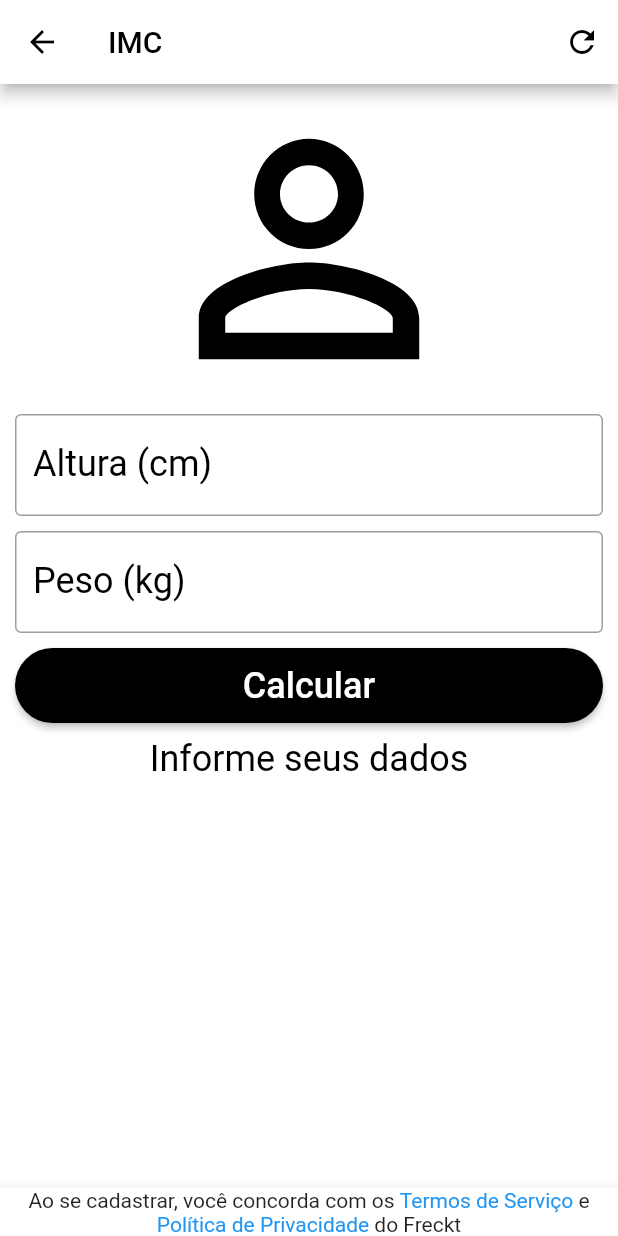
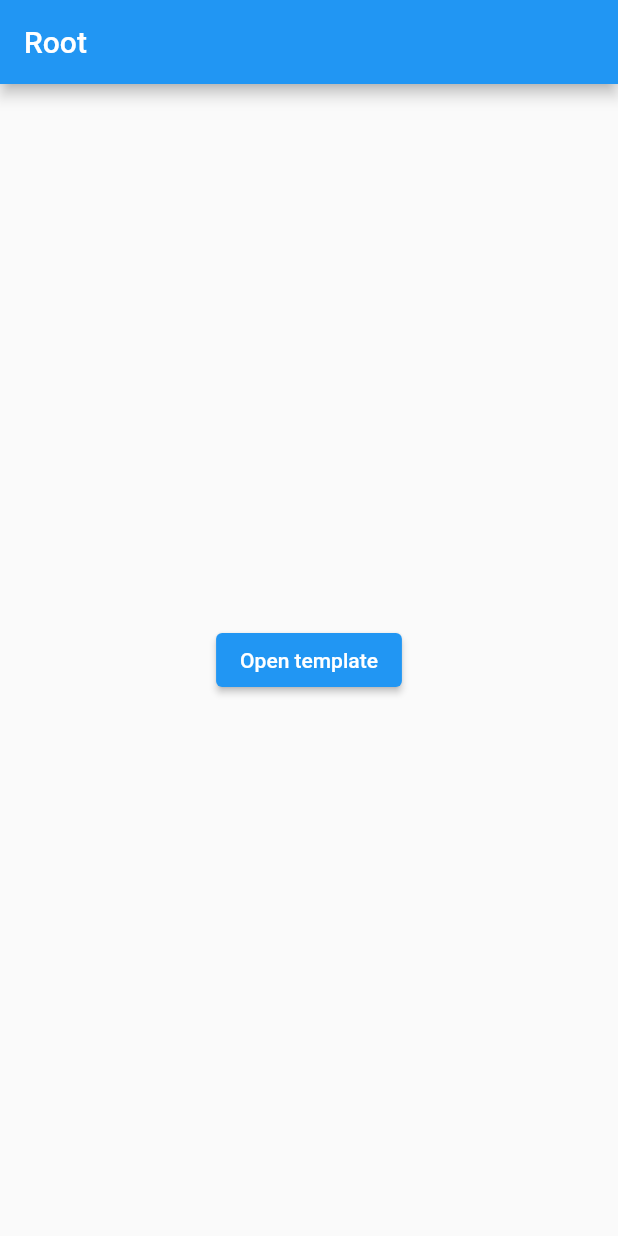
Before and after one commit to Marina751/DiagramaAcoplamento, a Flutter app: the screen it shows after launch, on a phone screen of 412 x 824 dp. Run offline on Flutter 3.47's test engine with Material 2 defaults, Android fonts, the phone set to English and light mode, and no system bars.

Commit message:
template

```diff
--- a/src/jb-sprint_0/form_scream_test/lib/main.dart
+++ b/src/jb-sprint_0/form_scream_test/lib/main.dart
@@ -1,11 +1,42 @@
 import 'package:flutter/material.dart';
+import 'package:form_scream_test/templates.dart';
+import 'package:form_scream_test/terms_alert.dart';
 
-void main() => runApp(MaterialApp(
-      debugShowCheckedModeBanner: false,
-      title: 'Title',
-      home: Home(),
-    ));
+void main() => runApp(
+      MaterialApp(
+        debugShowCheckedModeBanner: false,
+        title: 'Title',
+        home: Root(), //Home(),
+      ),
+    );
 
+class Root extends StatelessWidget {
+  @override
+  Widget build(BuildContext context) {
+    return Scaffold(
+      appBar: AppBar(title: Text('Root')),
+      body: Center(
+        child: ElevatedButton(
+          child: Text('Open template'),
+          onPressed: () {
+            Navigator.push(
+              context,
+              MaterialPageRoute(
+                builder: (context) => TemplateFormRegister(
+                  body: Container(),
+                  title: 'Title',
+                  buttonText: 'Button Text',
+                  bottomAppBar: TermsAlert(),
+                ),
+              ),
+            );
+          },
+        ),
+      ),
+    );
+  }
+}
+/*
 class Home extends StatefulWidget {
   @override
   _HomeState createState() => _HomeState();
@@ -171,4 +202,4 @@ class _HomeState extends State<Home> {
           ),
         ));
   }
-}
+}*/
--- /dev/null
+++ b/src/jb-sprint_0/form_scream_test/lib/terms_alert.dart
@@ -0,0 +1,36 @@
+import 'package:flutter/material.dart';
+
+class TermsAlert extends BottomAppBar {
+  TermsAlert()
+      : super(
+          child: Container(
+            height: 50.0,
+            child: Center(
+              child: Text.rich(
+                TextSpan(
+                  text: 'Ao se cadastrar, você concorda com os ',
+                  children: <TextSpan>[
+                    TextSpan(
+                      text: 'Termos de Serviço',
+                      style: TextStyle(
+                        color: Colors.blue,
+                        decoration: TextDecoration.underline,
+                      ),
+                    ),
+                    TextSpan(text: ' e '),
+                    TextSpan(
+                      text: 'Política de Privacidade',
+                      style: TextStyle(
+                        color: Colors.blue,
+                        decoration: TextDecoration.underline,
+                      ),
+                    ),
+                    TextSpan(text: ' do Freckt'),
+                  ],
+                ),
+                textAlign: TextAlign.center,
+              ),
+            ),
+          ),
+        );
+}
```
Also changed, not shown: src/jb-sprint_0/form_scream_test/lib/templates.dart (added, +85 -0 lines), 1 other file.
